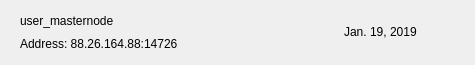
The window that src/qt/aezora/forms/mnrow.ui (decenomy/AZR) describes before a commit, drawn with Qt 5.
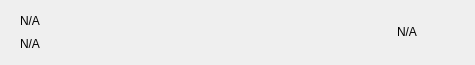
The same window after the commit. Icons and pictures are not drawn.

What changed in the file:
```diff
--- a/src/qt/aezora/forms/mnrow.ui
+++ b/src/qt/aezora/forms/mnrow.ui
@@ -80,14 +80,14 @@
          <item>
           <widget class="QLabel" name="labelName">
            <property name="text">
-            <string>user_masternode</string>
+            <string notr="true">N/A</string>
            </property>
           </widget>
          </item>
          <item>
           <widget class="QLabel" name="labelAddress">
            <property name="text">
-            <string>Address: 88.26.164.88:14726</string>
+            <string notr="true">N/A</string>
            </property>
           </widget>
          </item>
@@ -110,7 +110,7 @@
       <item>
        <widget class="QLabel" name="labelDate">
         <property name="text">
-         <string>Jan. 19, 2019</string>
+         <string notr="true">N/A</string>
         </property>
        </widget>
       </item>
```
